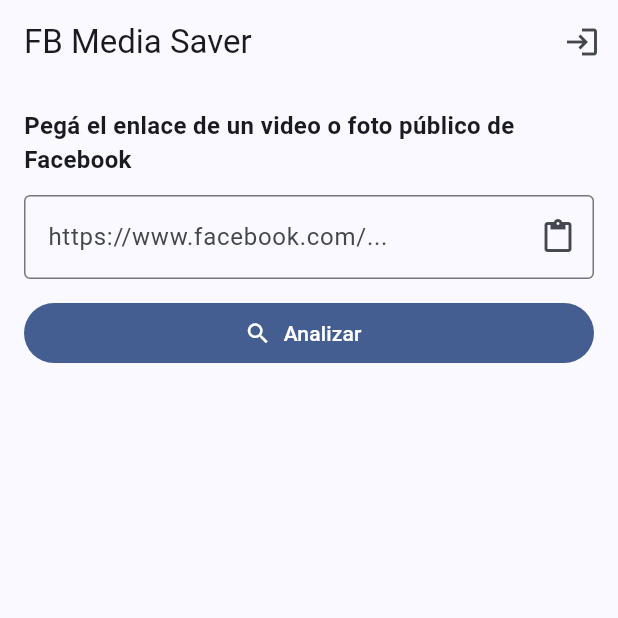
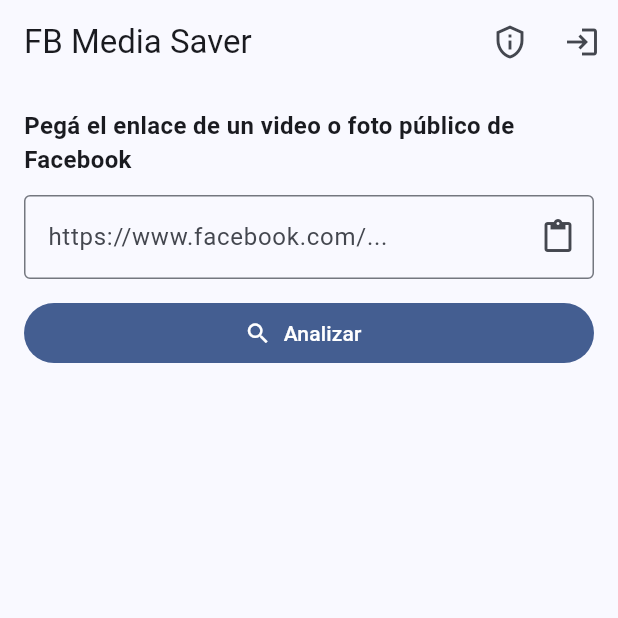
Before and after one commit to claudioarielvillanueva1986-ui/fb-media-saver, a Flutter app: the screen it shows after launch, on a phone screen of 412 x 824 dp, the top half of it. Run offline on Flutter 3.47's test engine with Material 3 defaults, Android fonts, the phone set to English and light mode, and no system bars; our stand-ins replace device_info_plus, dio, google_mobile_ads, open_filex, permission_handler, share_plus and 1 more; missing offline and left inert: flutter_inappwebview, saver_gallery; network calls fail; statements that could not run were skipped.

Commit message:
Consentimiento UMP/GDPR para AdMob (Bloque E)
- AdsService pide el estado de consentimiento (ConsentInformation) antes
  de inicializar MobileAds y muestra el formulario UMP solo si aplica
  (usuarios en EEE/Reino Unido), con timeout corto para no bloquear el
  arranque de la app si Google no responde.
- Nuevo método showPrivacyOptionsIfRequired() para reabrir el formulario
  de privacidad; se expone desde un botón en la AppBar de Inicio (sin
  efecto si no es requerido).
- El banner y el intersticial ya eran no invasivos (banner se oculta si
  falla la carga —p.ej. sin conexión— sin empujar la UI; intersticial
  respeta interstitialEveryNDownloads y interstitialCooldown de
  AppConfig); no fue necesario agregar connectivity_plus.

flutter analyze y flutter test siguen pasando sin issues.

```diff
--- a/lib/screens/home_screen.dart
+++ b/lib/screens/home_screen.dart
@@ -122,6 +122,11 @@ class _HomeScreenState extends State<HomeScreen> {
         title: const Text('FB Media Saver'),
         actions: [
           IconButton(
+            tooltip: 'Opciones de privacidad',
+            icon: const Icon(Icons.privacy_tip_outlined),
+            onPressed: () => AdsService.instance.showPrivacyOptionsIfRequired(),
+          ),
+          IconButton(
             tooltip: 'Iniciar sesión en Facebook',
             icon: const Icon(Icons.login),
             onPressed: () => Navigator.push(
```
Also changed, not shown: lib/services/ads_service.dart (+41 -0 lines).
